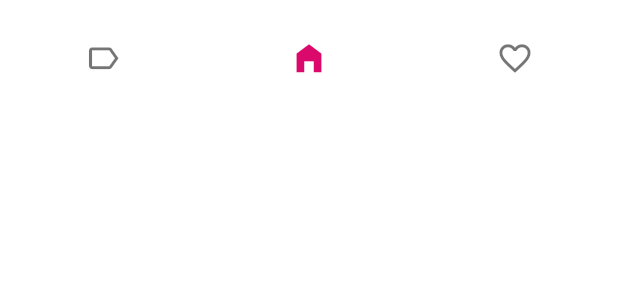
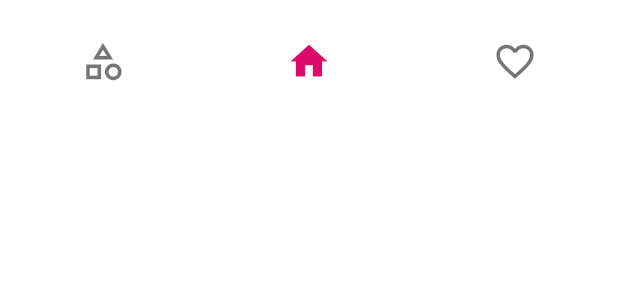
Before and after one commit to ahungm/cinemotion, a Flutter app: the CustomBottomNavigationBar widget shown alone on an empty page, opened directly, on a phone screen of 412 x 824 dp. Shown: the top 300 px of the screen. Run offline on Flutter 3.47's test engine with Material 3 defaults, Android fonts, the phone set to English and light mode, and no system bars; our stand-ins replace animate_do, card_swiper, dio, flutter_dotenv, flutter_riverpod, go_router; network calls fail; Roboto replaces fonts that are missing (Product-Sans).

Commit message:
Fixed naming of classes

```diff
--- a/lib/presentation/widgets/movies/slideshow/movie_card_swiper.dart
+++ b/lib/presentation/widgets/movies/slideshow/movie_card_swiper.dart
@@ -1,6 +1,6 @@
 import 'package:card_swiper/card_swiper.dart';
 import 'package:cinemotion/domain/entities/movie.dart';
-import 'package:cinemotion/presentation/widgets/movies/slideshow/movie_slide.dart';
+import 'package:cinemotion/presentation/widgets/movies/slideshow/movie_card.dart';
 import 'package:flutter/material.dart';
 
 class MovieCardSwiper extends StatelessWidget {
@@ -20,7 +20,7 @@ class MovieCardSwiper extends StatelessWidget {
       autoplay: true,
       pagination: _buildSwiperPagination(colors: colors),
       itemCount: movies.length,
-      itemBuilder: (context, index) => MovieSlide(movie: movies[index]),
+      itemBuilder: (context, index) => MovieCard(movie: movies[index]),
     );
   }
 }
--- a/lib/presentation/widgets/shared/custom_bottom_navigation_bar/bottom_navigation_tab.dart
+++ b/lib/presentation/widgets/shared/custom_bottom_navigation_bar/bottom_navigation_tab.dart
@@ -17,13 +17,13 @@ class BottomNavigationTab {
   // Static Method
   static List<BottomNavigationTab> get tabs => [
     BottomNavigationTab(
-      icon: NavigationBarIcon(data: Icons.label_outline),
-      activeIcon: NavigationBarIcon(data: Icons.label),
+      icon: NavigationBarIcon(data: Icons.category_outlined),
+      activeIcon: NavigationBarIcon(data: Icons.category),
       label: 'Categories',
     ),
     BottomNavigationTab(
-      icon: NavigationBarIcon(data: Icons.home),
-      activeIcon: NavigationBarIcon(data: Icons.home_filled),
+      icon: NavigationBarIcon(data: Icons.home_outlined),
+      activeIcon: NavigationBarIcon(data: Icons.home),
       label: 'Home',
     ),
     BottomNavigationTab(
--- a/lib/presentation/widgets/shared/custom_bottom_navigation_bar/custom_bottom_navigation_bar.dart
+++ b/lib/presentation/widgets/shared/custom_bottom_navigation_bar/custom_bottom_navigation_bar.dart
@@ -18,7 +18,7 @@ class _CustomBottomNavigationBarState extends State<CustomBottomNavigationBar> {
     final tabs = BottomNavigationTab.tabs;
 
     return BottomNavigationBar(
-      iconSize: 25,
+      iconSize: 30,
       landscapeLayout: BottomNavigationBarLandscapeLayout.centered,
       showSelectedLabels: false,
       showUnselectedLabels: false,
```
Also changed, not shown: lib/presentation/widgets/movies/slideshow/movie_card.dart (+4 -17 lines), lib/presentation/widgets/movies/slideshow/movie_slide.dart (+17 -4 lines).
